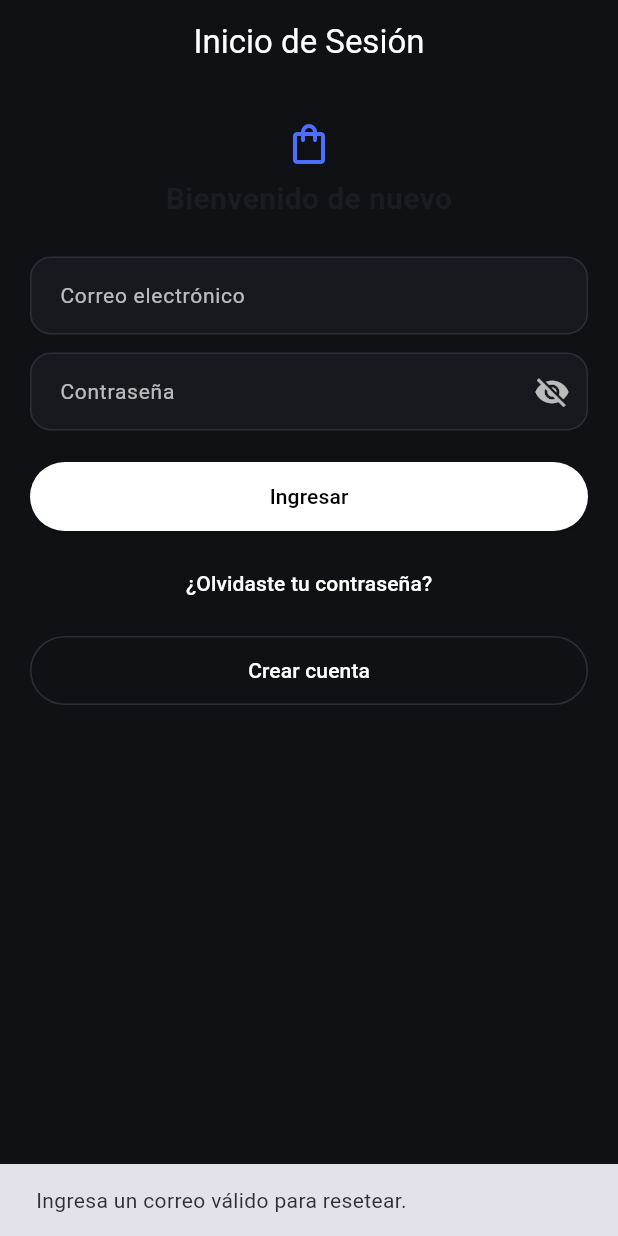
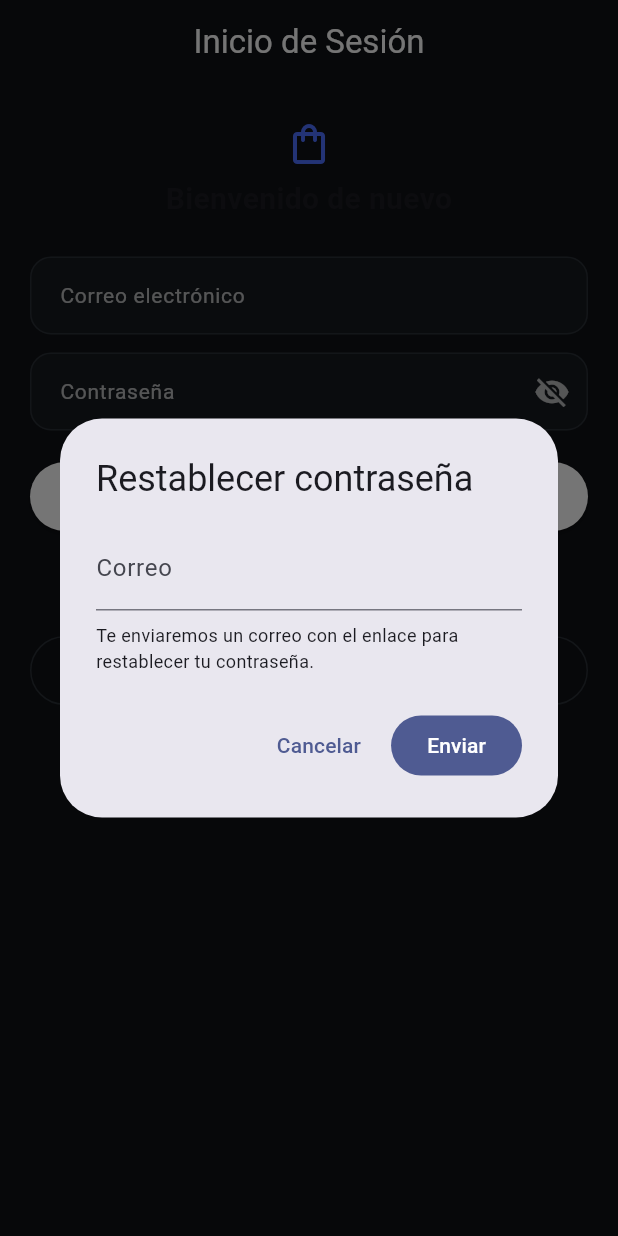
Before and after one commit to maryel1n/cmo_u3, a Flutter app: the screen it shows after launch, after a tap on "¿Olvidaste tu contraseña?", on a phone screen of 412 x 824 dp. Run offline on Flutter 3.47's test engine with Material 3 defaults, Android fonts, the phone set to English and light mode, and no system bars; our stand-ins replace firebase_auth, firebase_core; accounts and stored records are empty; network calls fail.

Commit message:
feat(auth): password reset desde Login (sendPasswordResetEmail + emulador)

```diff
--- a/lib/screen/auth/login_screen.dart
+++ b/lib/screen/auth/login_screen.dart
@@ -114,6 +114,89 @@ class _LoginScreenState extends State<LoginScreen> {
     }
   }
 
+  Future<void> _showResetPasswordDialog(BuildContext context) async {
+    final emailCtrl = TextEditingController(text: _email.text.trim());
+    String? errorText;
+
+    await showDialog<void>(
+      context: context,
+      builder: (ctx) {
+        return StatefulBuilder(
+          builder: (ctx, setState) {
+            return AlertDialog(
+              title: const Text('Restablecer contraseña'),
+              content: Column(
+                mainAxisSize: MainAxisSize.min,
+                children: [
+                  TextField(
+                    controller: emailCtrl,
+                    keyboardType: TextInputType.emailAddress,
+                    decoration: InputDecoration(
+                      labelText: 'Correo',
+                      hintText: 'tu@correo.cl',
+                      errorText: errorText,
+                    ),
+                  ),
+                  const SizedBox(height: 8),
+                  const Text(
+                    'Te enviaremos un correo con el enlace para restablecer tu contraseña.',
+                    style: TextStyle(fontSize: 12),
+                  ),
+                ],
+              ),
+              actions: [
+                TextButton(
+                  onPressed: () => Navigator.of(ctx).pop(),
+                  child: const Text('Cancelar'),
+                ),
+                FilledButton(
+                  onPressed: () async {
+                    final email = emailCtrl.text.trim();
+                    if (email.isEmpty || !email.contains('@')) {
+                      setState(() => errorText = 'Ingresa un correo válido');
+                      return;
+                    }
+                    try {
+                      await FirebaseAuth.instance.sendPasswordResetEmail(
+                        email: email,
+                      );
+
+                      // Cierra el diálogo y muestra feedback
+                      Navigator.of(ctx).pop();
+                      if (mounted) {
+                        ScaffoldMessenger.of(context).showSnackBar(
+                          SnackBar(
+                            content: Text(
+                              'Correo de restablecimiento enviado a $email',
+                            ),
+                          ),
+                        );
+                      }
+                    } on FirebaseAuthException catch (e) {
+                      String msg = 'No se pudo enviar el correo';
+                      if (e.code == 'user-not-found') {
+                        msg = 'No existe un usuario con ese correo.';
+                      } else if (e.code == 'invalid-email') {
+                        msg = 'Correo inválido.';
+                      }
+                      setState(() => errorText = msg);
+                    } catch (_) {
+                      setState(
+                        () => errorText =
+                            'Ocurrió un error inesperado. Intenta nuevamente.',
+                      );
+                    }
+                  },
+                  child: const Text('Enviar'),
+                ),
+              ],
+            );
+          },
+        );
+      },
+    );
+  }
+
   @override
   Widget build(BuildContext context) {
     const bg = Color(0xFF0F1115);
@@ -222,7 +305,9 @@ class _LoginScreenState extends State<LoginScreen> {
 
                   // ¿Olvidaste tu contraseña?
                   TextButton(
-                    onPressed: _loading ? null : _resetPassword,
+                    onPressed: _loading
+                        ? null
+                        : () => _showResetPasswordDialog(context),
                     style: TextButton.styleFrom(
                       foregroundColor: Colors.white,
                       minimumSize: const Size.fromHeight(46),
```
